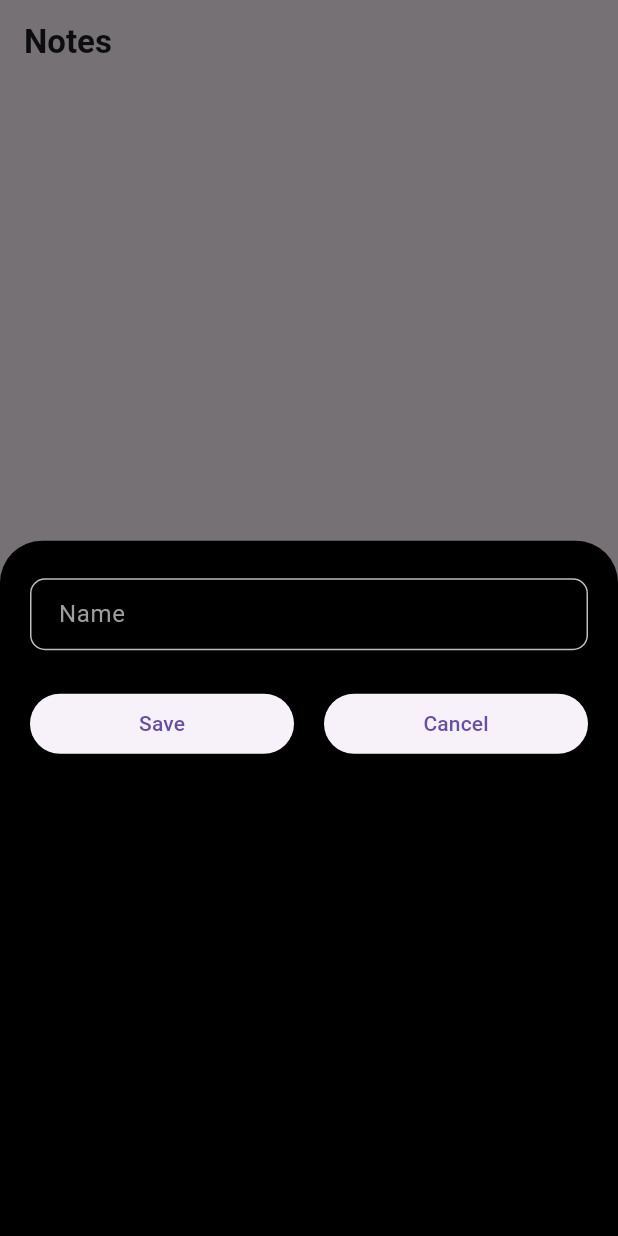
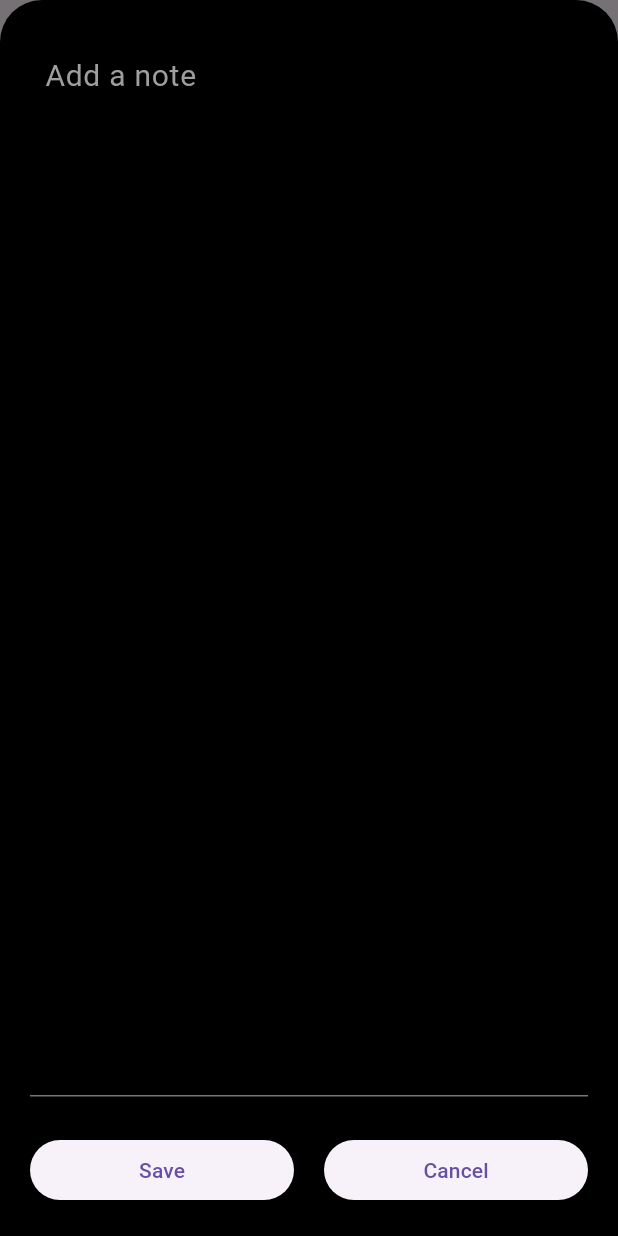
Before and after one commit to 4n4ndhu/note_application_og, a Flutter app: the screen it shows after launch, after a tap on the "edit" icon, on a phone screen of 412 x 824 dp. Run offline on Flutter 3.47's test engine with Material 3 defaults, Android fonts, the phone set to English and light mode, and no system bars; our stand-ins replace sqflite; accounts and stored records are empty.

Commit message:
note saved

```diff
--- a/lib/main.dart
+++ b/lib/main.dart
@@ -16,6 +16,7 @@ class MyApp extends StatelessWidget {
   @override
   Widget build(BuildContext context) {
     return const MaterialApp(
+      debugShowCheckedModeBanner: false,
       home: HomeScreen(),
     );
   }
--- /dev/null
+++ b/lib/utils/color_constants.dart
@@ -0,0 +1,5 @@
+import 'package:flutter/material.dart';
+
+class ColorConstants {
+  static Color primaryPurple = Colors.purple;
+}
--- a/lib/view/home_screen/home_screen.dart
+++ b/lib/view/home_screen/home_screen.dart
@@ -1,6 +1,7 @@
 import 'package:flutter/material.dart';
 
 import 'package:note_application_og/controller/home_screen_controller.dart';
+import 'package:note_application_og/utils/color_constants.dart';
 
 class HomeScreen extends StatefulWidget {
   const HomeScreen({super.key});
@@ -53,12 +54,15 @@ class _HomeScreenState extends State<HomeScreen> {
                     child: Container(
                       padding: EdgeInsets.all(10),
                       decoration: BoxDecoration(
-                        color: Colors.purple,
+                        color: ColorConstants.primaryPurple,
                         borderRadius: BorderRadius.circular(10),
                       ),
                       height: 120,
                       width: double.infinity,
-                      child: Row(
+                      child: Column(
+                        mainAxisAlignment: MainAxisAlignment.spaceBetween,
+                        children: [
+                          Row(
                             crossAxisAlignment: CrossAxisAlignment.start,
                             children: [
                               Expanded(
@@ -69,18 +73,25 @@ class _HomeScreenState extends State<HomeScreen> {
                                     maxLines: 3,
                                     overflow: TextOverflow.ellipsis,
                                     style: TextStyle(
-                                    fontWeight: FontWeight.w600, fontSize: 18),
+                                        fontWeight: FontWeight.w600,
+                                        fontSize: 18),
                                   ),
                                 ),
                               ),
                               IconButton(
                                   onPressed: () async {
                                     await HomeScreenController.removeEmployee(
-                                    HomeScreenController.employeeDataList[index]
-                                        ["id"]);
+                                        HomeScreenController
+                                            .employeeDataList[index]["id"]);
                                     setState(() {});
                                   },
                                   icon: Icon(Icons.delete))
+                            ],
+                          ),
+                          Row(
+                            mainAxisAlignment: MainAxisAlignment.spaceBetween,
+                            children: [SizedBox(), Text("12:02")],
+                          )
                         ],
                       ),
                     ),
@@ -100,37 +111,45 @@ class _HomeScreenState extends State<HomeScreen> {
     }
 
     return showModalBottomSheet(
+      isScrollControlled: true,
       backgroundColor: Colors.black,
       context: context,
       builder: (context) => SizedBox(
         width: double.infinity,
         child: Padding(
           padding: const EdgeInsets.symmetric(horizontal: 20),
+          child: Container(
+            height: double.infinity,
             child: Column(
               mainAxisSize: MainAxisSize.max,
               children: [
                 const SizedBox(height: 25),
-              TextFormField(
+                Expanded(
+                  child: TextField(
+                    maxLines: null,
+                    minLines: null,
+                    expands: true,
                     controller: nameController,
-                style: TextStyle(color: Colors.white),
+                    style: TextStyle(color: Colors.white, fontSize: 20),
                     decoration: InputDecoration(
-                  contentPadding:
-                      const EdgeInsets.symmetric(horizontal: 15, vertical: 10),
-                  hintText: "Name",
+                      contentPadding: const EdgeInsets.symmetric(
+                          horizontal: 10, vertical: 10),
+                      hintText: "Add a note",
                       hintStyle: TextStyle(
                           color: Colors.grey.shade500,
-                      fontSize: 16,
+                          fontSize: 20,
                           fontWeight: FontWeight.normal),
-                  enabledBorder: OutlineInputBorder(
-                      borderRadius: BorderRadius.circular(10),
-                      borderSide: BorderSide(
-                        color: Colors.grey.shade400,
-                      )),
-                  focusedBorder: OutlineInputBorder(
-                      borderRadius: BorderRadius.circular(10),
-                      borderSide: const BorderSide(
-                        color: Color(0xff1a75d2),
-                      )),
+                      // enabledBorder: OutlineInputBorder(
+                      //     borderRadius: BorderRadius.circular(10),
+                      //     borderSide: BorderSide(
+                      //       color: Colors.grey.shade400,
+                      //     )),
+                      // focusedBorder: OutlineInputBorder(
+                      //     borderRadius: BorderRadius.circular(10),
+                      //     borderSide: const BorderSide(
+                      //       color: Color(0xff1a75d2),
+                      //     )),
+                    ),
                   ),
                 ),
                 const SizedBox(height: 25),
@@ -171,6 +190,7 @@ class _HomeScreenState extends State<HomeScreen> {
             ),
           ),
         ),
+      ),
     );
   }
 }
```
Also changed, not shown: 1 other file. Lines whose indentation alone changed are shown as unchanged.
